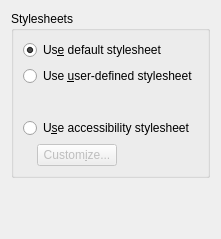
This is settings/konqhtml/css/cssconfig.ui in KDE/konqueror as Qt 5 draws it before an edit. The edited form follows.
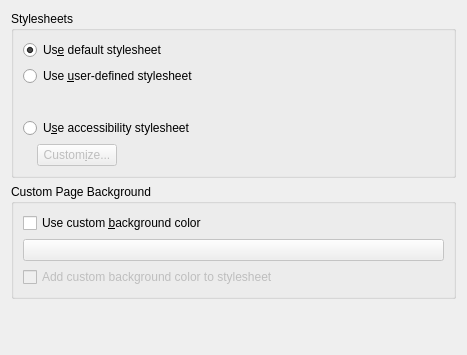
This is the edited form. Custom widgets are drawn as their Qt base class.

Commit message: Add settings to customize the background color for WebEnginePage

The edit to the form file:
```diff
--- a/settings/konqhtml/css/cssconfig.ui
+++ b/settings/konqhtml/css/cssconfig.ui
@@ -1,8 +1,13 @@
 <ui version="4.0" >
  <class>CSSConfigWidget</class>
- <widget class="QWidget" name="CSSConfigWidget" >
-  <property name="whatsThis" >
-   <string>&lt;b>Stylesheets&lt;/b>&lt;p>See http://www.w3.org/Style/CSS for further information on cascading style sheets.&lt;/p></string>
+ <widget class="QWidget" name="CSSConfigWidget">
+  <property name="geometry">
+   <rect>
+    <x>0</x>
+    <y>0</y>
+    <width>467</width>
+    <height>355</height>
+   </rect>
   </property>
   <layout class="QVBoxLayout" >
    <item>
@@ -74,8 +79,8 @@
          </spacer>
         </item>
         <item>
-         <widget class="KUrlRequester" name="urlRequester" >
-          <property name="enabled" >
+         <widget class="KUrlRequester" name="urlRequester">
+          <property name="enabled">
            <bool>false</bool>
           </property>
          </widget>
@@ -159,6 +164,51 @@
      </layout>
     </widget>
    </item>
+   <item>
+    <widget class="QGroupBox" name="customPageBackgroundBox">
+     <property name="enabled">
+      <bool>true</bool>
+     </property>
+     <property name="title">
+      <string>Custom Page Background</string>
+     </property>
+     <layout class="QVBoxLayout" name="verticalLayout">
+      <item>
+       <widget class="QCheckBox" name="useCustomBackgroundColor">
+        <property name="toolTip">
+         <string>&lt;html&gt;&lt;head/&gt;&lt;body&gt;&lt;p align=&quot;justify&quot;&gt;Use a custom background color for web pages. This color is used:&lt;/p&gt;&lt;ul style=&quot;margin-top: 0px; margin-bottom: 0px; margin-left: 0px; margin-right: 0px; -qt-list-indent: 1;&quot;&gt;&lt;li align=&quot;justify&quot; style=&quot; margin-top:0px; margin-bottom:0px; margin-left:0px; margin-right:0px; -qt-block-indent:0; text-indent:0px;&quot;&gt;when the background color isn't explicitly set by the page or by a custom stylesheet&lt;/li&gt;&lt;li align=&quot;justify&quot; style=&quot; margin-top:0px; margin-bottom:0px; margin-left:0px; margin-right:0px; -qt-block-indent:0; text-indent:0px;&quot;&gt;before a web page is loaded&lt;/li&gt;&lt;/ul&gt;&lt;p align=&quot;justify&quot;&gt;Setting a custom background color is mostly useful if you use a custom stylesheet which sets a background color for the page (especially a dark color), to avoid a white flash before the page is loaded&lt;/p&gt;&lt;/body&gt;&lt;/html&gt;</string>
+        </property>
+        <property name="text">
+         <string>Use custom &amp;background color</string>
+        </property>
+       </widget>
+      </item>
+      <item>
+       <widget class="KColorButton" name="customBackgroundColor">
+        <property name="enabled">
+         <bool>false</bool>
+        </property>
+        <property name="toolTip">
+         <string>&lt;html&gt;&lt;head/&gt;&lt;body&gt;&lt;p&gt;The custom background color to use for web pages&lt;/p&gt;&lt;/body&gt;&lt;/html&gt;</string>
+        </property>
+       </widget>
+      </item>
+      <item>
+       <widget class="QCheckBox" name="addCustomBackgroundToStyleSheet">
+        <property name="enabled">
+         <bool>false</bool>
+        </property>
+        <property name="toolTip">
+         <string>&lt;html&gt;&lt;head/&gt;&lt;body&gt;&lt;p align=&quot;justify&quot;&gt;Add to your custom stylesheet (including the accessibility stylesheet) a rule to set all background colors to the custom color you chose above. This avoids the need of setting the background color both in the stylesheet and in the configuration dialog.&lt;/p&gt;&lt;p align=&quot;justify&quot;&gt;&lt;span style=&quot; font-weight:600;&quot;&gt;Notes:&lt;/span&gt;&lt;/p&gt;&lt;ul style=&quot;margin-top: 0px; margin-bottom: 0px; margin-left: 0px; margin-right: 0px; -qt-list-indent: 1;&quot;&gt;&lt;li align=&quot;justify&quot; style=&quot; margin-top:12px; margin-bottom:0px; margin-left:0px; margin-right:0px; -qt-block-indent:0; text-indent:0px;&quot;&gt;the rule will be overridden by other rules for background colors in your custom stylesheet following the usual CSS rules&lt;/li&gt;&lt;li align=&quot;justify&quot; style=&quot; margin-top:0px; margin-bottom:12px; margin-left:0px; margin-right:0px; -qt-block-indent:0; text-indent:0px;&quot;&gt;the rule isn't actually added to the file containing your custom stylesheet; it's only inserted in the copy Konqueror keeps in memory. This means that if you use the stylesheet in other browsers, you'll need to manually add the rule to it.&lt;/li&gt;&lt;/ul&gt;&lt;/body&gt;&lt;/html&gt;</string>
+        </property>
+        <property name="text">
+         <string>Add custom background color to stylesheet</string>
+        </property>
+       </widget>
+      </item>
+     </layout>
+    </widget>
+   </item>
    <item>
     <spacer>
      <property name="orientation" >
@@ -180,9 +230,14 @@
  <customwidgets>
   <customwidget>
    <class>KUrlRequester</class>
-   <extends>QFrame</extends>
+   <extends>QWidget</extends>
    <header>kurlrequester.h</header>
   </customwidget>
+  <customwidget>
+   <class>KColorButton</class>
+   <extends>QPushButton</extends>
+   <header>kcolorbutton.h</header>
+  </customwidget>
  </customwidgets>
  <includes>
   <include location="local" >kurlrequester.h</include>
```
Left out of the diff: 114 changed lines with no effect on the pictures. The commit also changes 7 other files.
